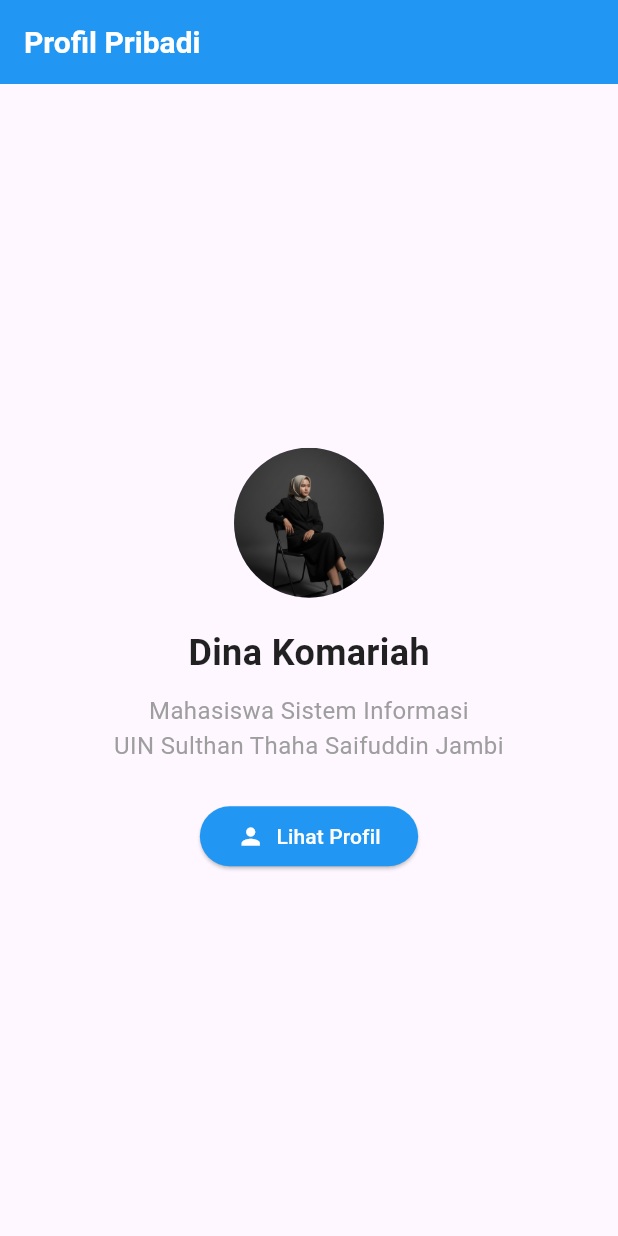
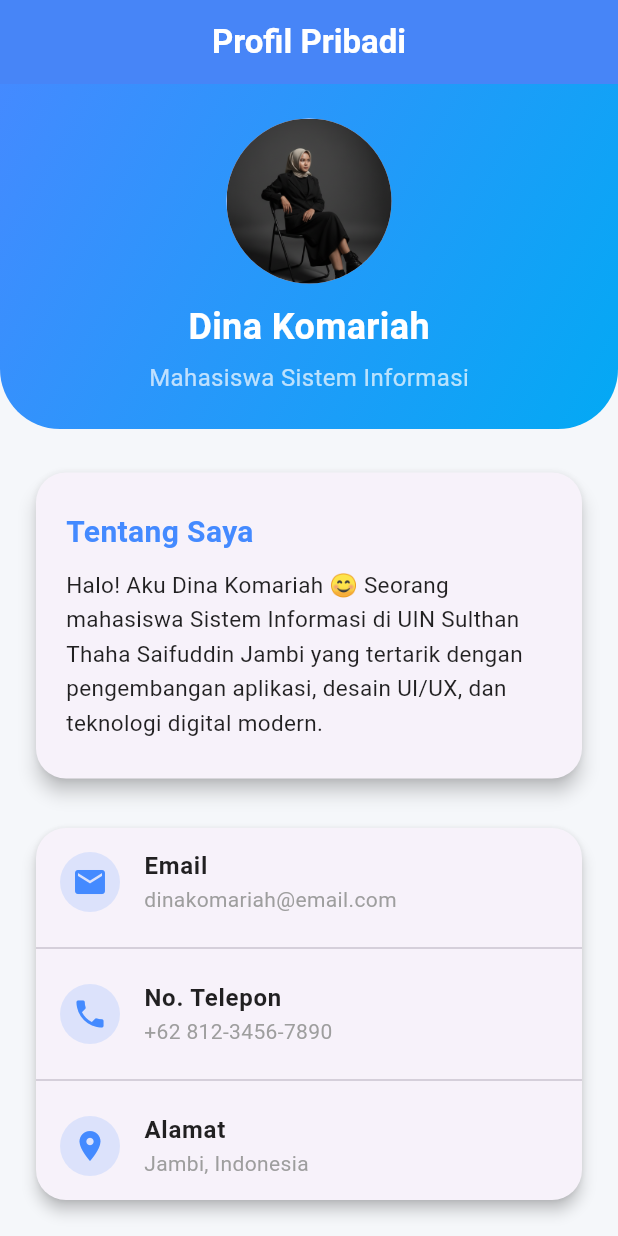
Before and after one commit to dinakomariah584/Pemrograman-Mobile, a Flutter app: the screen it shows after launch, on a phone screen of 412 x 824 dp. Run offline on Flutter 3.47's test engine with Material 3 defaults, Android fonts, the phone set to English and light mode, and no system bars; Roboto replaces fonts that are missing (Poppins).

Commit message:
Update tampilan

```diff
--- a/lib/main.dart
+++ b/lib/main.dart
@@ -12,20 +12,14 @@ class ProfilPribadiApp extends StatelessWidget {
     return MaterialApp(
       title: 'Profil Pribadi App',
       debugShowCheckedModeBanner: false,
-      home: Scaffold(
-        appBar: AppBar(
-          backgroundColor: Colors.blue,
-          title: const Text(
-            'Profil Pribadi',
-            style: TextStyle(
-            color: Colors.white, // teks putih
-            fontWeight: FontWeight.w600,
-            fontSize: 20,
+      theme: ThemeData(
+        primaryColor: Colors.blueAccent,
+        scaffoldBackgroundColor: const Color(0xFFF5F7FA),
+        textTheme: const TextTheme(
+          bodyMedium: TextStyle(fontFamily: 'Poppins'),
         ),
-          )
       ),
-        body: const ProfilPage(),
-      ),
+      home: const ProfilPage(),
     );
   }
 }
@@ -35,58 +29,196 @@ class ProfilPage extends StatelessWidget {
 
   @override
   Widget build(BuildContext context) {
-    return Center(
+    return Scaffold(
+      appBar: AppBar(
+        title: const Text(
+          'Profil Pribadi',
+          style: TextStyle(
+            fontWeight: FontWeight.bold,
+            color: Colors.white,
+          ),
+        ),
+        centerTitle: true,
+        elevation: 4,
+        backgroundColor: Colors.blueAccent,
+      ),
+      body: SingleChildScrollView(
+        child: Column(
+          children: [
+            // Bagian Header dengan gradasi warna
+            Container(
+              width: double.infinity,
+              height: 230,
+              decoration: const BoxDecoration(
+                gradient: LinearGradient(
+                  colors: [Colors.blueAccent, Colors.lightBlue],
+                  begin: Alignment.topLeft,
+                  end: Alignment.bottomRight,
+                ),
+                borderRadius: BorderRadius.only(
+                  bottomLeft: Radius.circular(40),
+                  bottomRight: Radius.circular(40),
+                ),
+              ),
               child: Column(
                 mainAxisAlignment: MainAxisAlignment.center,
-        children: [
-          const CircleAvatar(
-            radius: 50,
+                children: const [
+                  CircleAvatar(
+                    radius: 55,
                     backgroundImage: AssetImage("assets/images/profil.jpg"),
                   ),
-          const SizedBox(height: 20),
-          const Text(
+                  SizedBox(height: 12),
+                  Text(
                     "Dina Komariah",
                     style: TextStyle(
                       fontSize: 24,
                       fontWeight: FontWeight.w600,
-              color: Colors.black87,
+                      color: Colors.white,
                     ),
                   ),
-          const SizedBox(height: 10),
-          const Text(
-            "Mahasiswa Sistem Informasi\nUIN Sulthan Thaha Saifuddin Jambi",
-            textAlign: TextAlign.center,
-            style: TextStyle(fontSize: 16, color: Colors.grey),
+                  SizedBox(height: 5),
+                  Text(
+                    "Mahasiswa Sistem Informasi",
+                    style: TextStyle(
+                      color: Colors.white70,
+                      fontSize: 16,
                     ),
+                  ),
+                ],
+              ),
+            ),
+
             const SizedBox(height: 25),
-          ElevatedButton.icon(
-            onPressed: () {
-              // Menampilkan pesan snackbar di layar
-              ScaffoldMessenger.of(context).showSnackBar(
-                const SnackBar(
-                  content: Text("Senang bisa kenalan! Ini sekilas tentang aku 😄"),
-                  duration: Duration(seconds: 7),
-                ),
-              );
 
-              // Menampilkan pesan di konsol
-              debugPrint("Tombol profil ditekan!");
-            },
-            icon: const Icon(Icons.person, color: Colors.white, size: 18),
-              label: const Text('Lihat Profil'),
-              style: ElevatedButton.styleFrom(
-                backgroundColor: Colors.blue, // tombol biru
-                foregroundColor: Colors.white, // teks putih
+            // Card Info Profil
+            Padding(
+              padding: const EdgeInsets.symmetric(horizontal: 20),
+              child: Card(
+                elevation: 5,
                 shape: RoundedRectangleBorder(
                   borderRadius: BorderRadius.circular(20),
                 ),
-                padding: const EdgeInsets.symmetric(
-                  horizontal: 25,
-                  vertical: 10,
+                child: Padding(
+                  padding:
+                      const EdgeInsets.symmetric(horizontal: 20, vertical: 25),
+                  child: Column(
+                    crossAxisAlignment: CrossAxisAlignment.start,
+                    children: const [
+                      Text(
+                        "Tentang Saya",
+                        style: TextStyle(
+                          fontSize: 20,
+                          fontWeight: FontWeight.bold,
+                          color: Colors.blueAccent,
                         ),
-              )
+                      ),
+                      SizedBox(height: 10),
+                      Text(
+                        "Halo! Aku Dina Komariah 😊 "
+                        "Seorang mahasiswa Sistem Informasi di UIN Sulthan Thaha Saifuddin Jambi "
+                        "yang tertarik dengan pengembangan aplikasi, desain UI/UX, dan teknologi digital modern.",
+                        style: TextStyle(
+                          fontSize: 15,
+                          color: Colors.black87,
+                          height: 1.5,
+                        ),
                       ),
                     ],
+                  ),
+                ),
+              ),
+            ),
+
+            const SizedBox(height: 25),
+
+            // Card Kontak
+            Padding(
+              padding: const EdgeInsets.symmetric(horizontal: 20),
+              child: Card(
+                elevation: 4,
+                shape: RoundedRectangleBorder(
+                  borderRadius: BorderRadius.circular(20),
+                ),
+                child: Column(
+                  children: [
+                    _buildInfoTile(
+                      icon: Icons.email,
+                      title: "Email",
+                      subtitle: "dinakomariah@email.com",
+                    ),
+                    const Divider(),
+                    _buildInfoTile(
+                      icon: Icons.phone,
+                      title: "No. Telepon",
+                      subtitle: "+62 812-3456-7890",
+                    ),
+                    const Divider(),
+                    _buildInfoTile(
+                      icon: Icons.location_on,
+                      title: "Alamat",
+                      subtitle: "Jambi, Indonesia",
+                    ),
+                  ],
+                ),
+              ),
+            ),
+
+            const SizedBox(height: 30),
+
+            // Tombol interaktif
+            ElevatedButton.icon(
+              onPressed: () {
+                ScaffoldMessenger.of(context).showSnackBar(
+                  const SnackBar(
+                    content: Text(
+                        "Senang bisa kenalan! Yuk, eksplor lebih jauh 😄"),
+                    duration: Duration(seconds: 4),
+                  ),
+                );
+              },
+              icon: const Icon(Icons.favorite, color: Colors.white),
+              label: const Text(
+                "Kenalan Yuk!",
+                style: TextStyle(fontSize: 16, fontWeight: FontWeight.w600),
+              ),
+              style: ElevatedButton.styleFrom(
+                backgroundColor: Colors.blueAccent,
+                foregroundColor: Colors.white,
+                padding:
+                    const EdgeInsets.symmetric(horizontal: 30, vertical: 12),
+                shape: RoundedRectangleBorder(
+                  borderRadius: BorderRadius.circular(25),
+                ),
+                elevation: 4,
+              ),
+            ),
+
+            const SizedBox(height: 40),
+          ],
+        ),
+      ),
+    );
+  }
+
+  // Widget kecil untuk baris info kontak
+  Widget _buildInfoTile({
+    required IconData icon,
+    required String title,
+    required String subtitle,
+  }) {
+    return ListTile(
+      leading: CircleAvatar(
+        backgroundColor: Colors.blueAccent.withValues(alpha: 0.15), // ✅ fix deprecated
+        child: Icon(icon, color: Colors.blueAccent),
+      ),
+      title: Text(
+        title,
+        style: const TextStyle(
+            fontWeight: FontWeight.w600, color: Colors.black87),
+      ),
+      subtitle: Text(
+        subtitle,
+        style: const TextStyle(color: Colors.grey),
       ),
     );
   }
```
Lines whose indentation alone changed are shown as unchanged.
